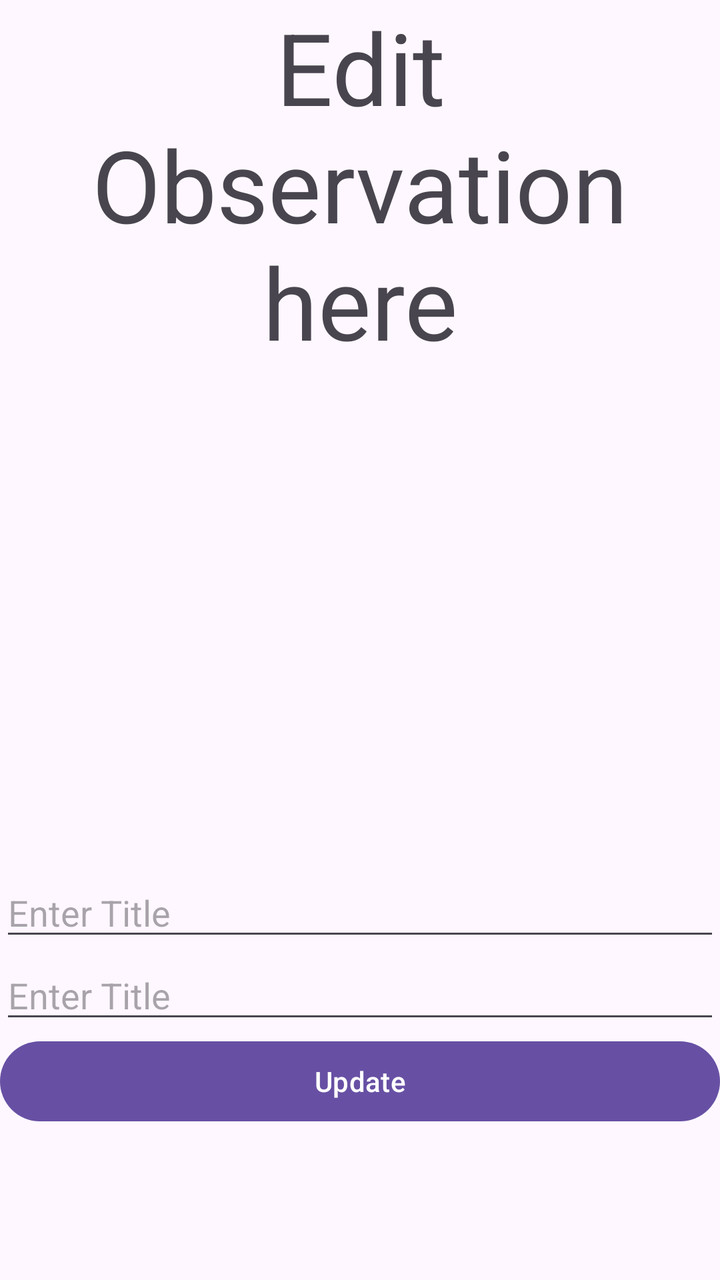
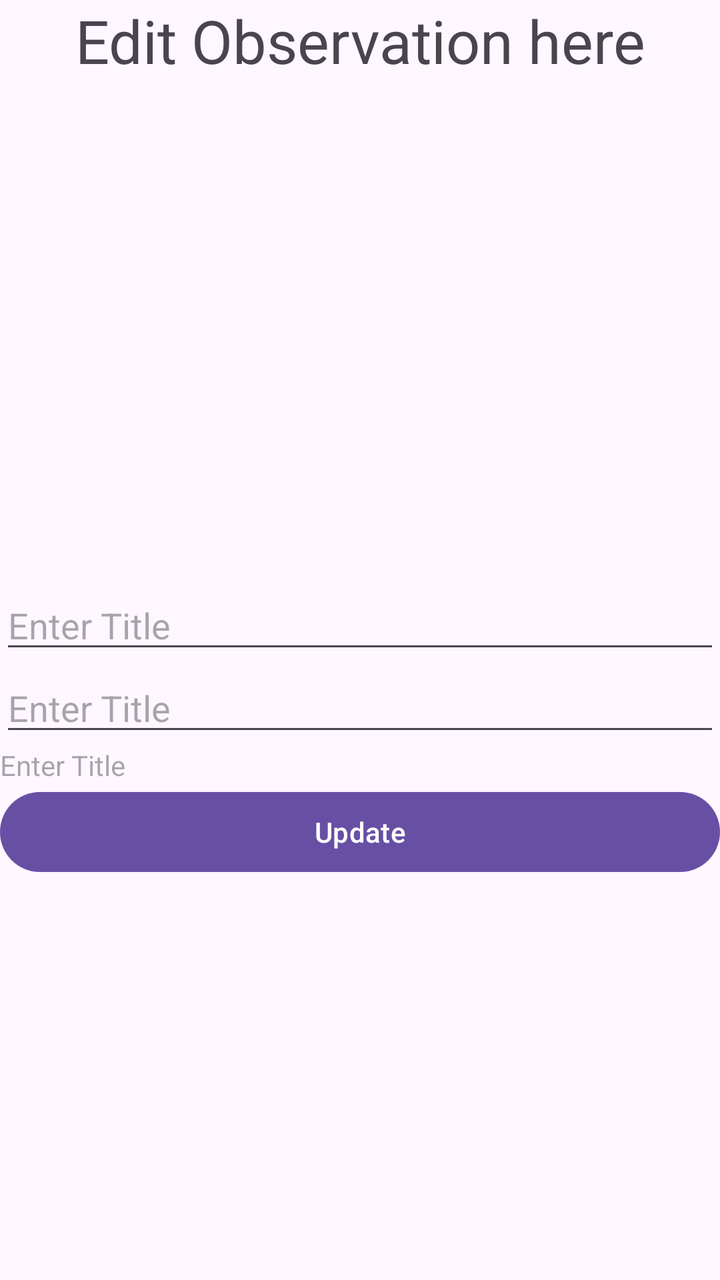

Before-and-after screenshots of an Android layout around one commit, followed by the original layout XML and the change that was made.
<!-- AndroidManifest.xml: application theme Theme.MHIke -->
<!-- res/layout/activity_update_observation.xml -->
<?xml version="1.0" encoding="utf-8"?>
<LinearLayout
    android:orientation="vertical"
    xmlns:android="http://schemas.android.com/apk/res/android"
    xmlns:app="http://schemas.android.com/apk/res-auto"
    xmlns:tools="http://schemas.android.com/tools"
    android:layout_width="match_parent"
    android:layout_height="match_parent"
    tools:context=".AddObservationActivity">

    <TextView
        android:layout_width="wrap_content"
        android:layout_height="wrap_content"
        android:text="Edit Observation here"
        android:textSize="50sp"
        android:gravity="center"/>


    <ImageView
        android:id="@+id/ivUserUpdate"
        android:layout_width="match_parent"
        android:layout_height="250dp"
        app:layout_constraintEnd_toEndOf="parent"
        app:layout_constraintStart_toStartOf="parent"
        app:layout_constraintTop_toBottomOf="@+id/textView2" />

    <EditText
        android:id="@+id/txt_Title"
        android:layout_width="match_parent"
        android:layout_height="wrap_content"
        android:hint="Enter Title"/>
    <EditText
        android:id="@+id/txt_Year"
        android:layout_width="match_parent"
        android:layout_height="wrap_content"
        android:hint="Enter Title"/>


    <Button
        android:id="@+id/btn_UpdateQualification"
        android:layout_width="match_parent"
        android:layout_height="wrap_content"
        android:text="Update"/>


</LinearLayout>
<!-- resources referenced by this layout -->
<resources>
  <style name="Theme.MHIke" parent="Base.Theme.MHIke" />
  <style name="Base.Theme.MHIke" parent="Theme.Material3.DayNight.NoActionBar">
          
          
      </style>
</resources>

<!-- the commit's change to res/layout/activity_update_observation.xml (unified diff, before → after) -->
@@ -12,7 +12,8 @@
         android:layout_width="wrap_content"
         android:layout_height="wrap_content"
         android:text="Edit Observation here"
-        android:textSize="50sp"
+        android:textSize="30sp"
+        android:layout_gravity="center"
         android:gravity="center"/>
 
 
@@ -35,6 +36,11 @@
         android:layout_height="wrap_content"
         android:hint="Enter Title"/>
 
+    <TextView
+        android:id="@+id/txt_Date"
+        android:layout_width="match_parent"
+        android:layout_height="wrap_content"
+        android:hint="Enter Title"/>
 
     <Button
         android:id="@+id/btn_UpdateQualification"
